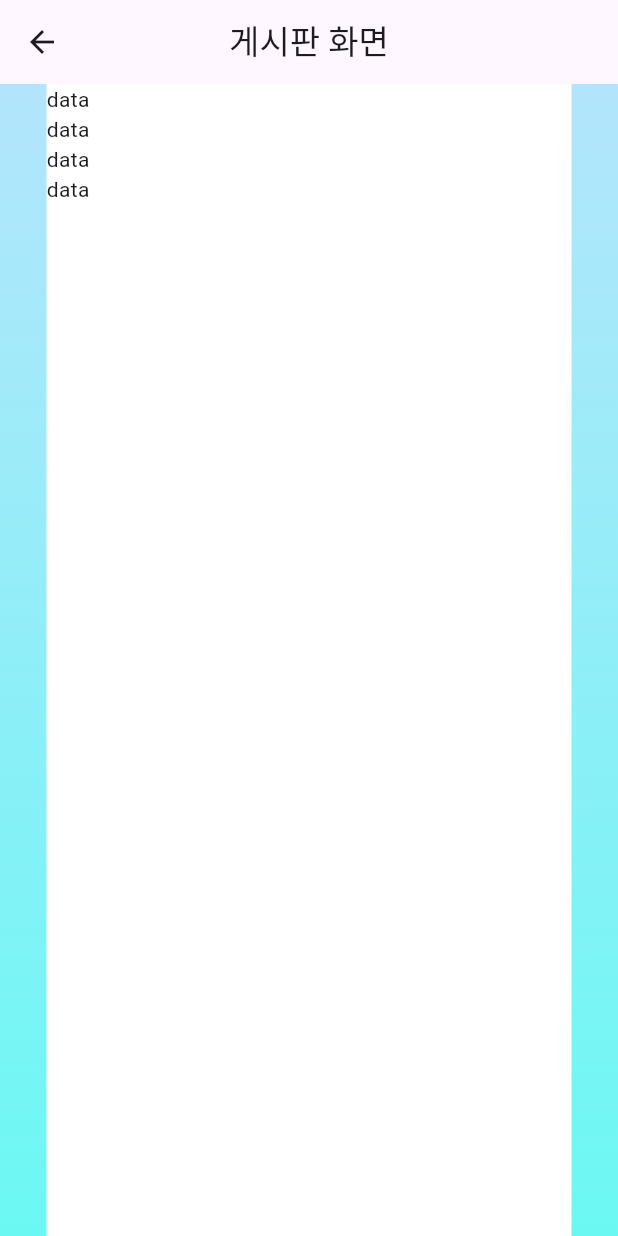
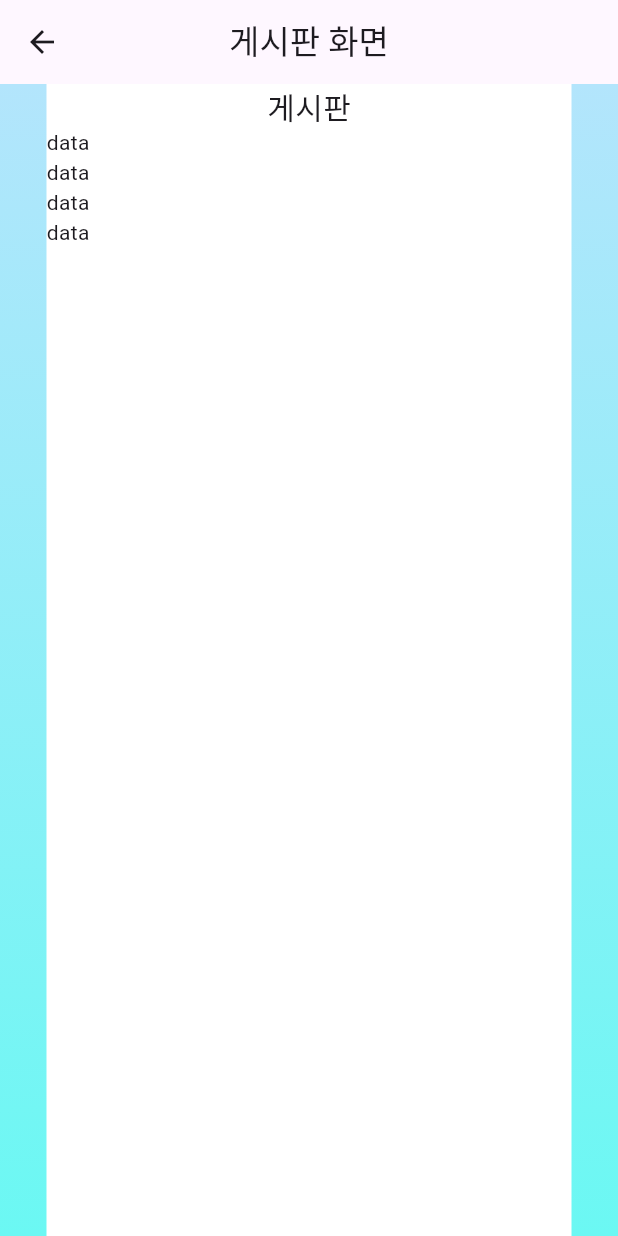
Before and after one commit to jdh4568/Together-Ride_app, a Flutter app: the PostPage screen opened directly, on a phone screen of 412 x 824 dp. Run offline on Flutter 3.47's test engine with Material 3 defaults, Android fonts, the phone set to English and light mode, and no system bars; our stand-ins replace cloud_firestore, firebase_auth, firebase_core; accounts and stored records are empty.

Commit message:
게시판 이름 붙이기

```diff
--- a/togeter_ride/lib/screens/post_Page.dart
+++ b/togeter_ride/lib/screens/post_Page.dart
@@ -10,25 +10,23 @@ class PostPage extends StatelessWidget {
       appBar: AppBar(title: Text("게시판 화면"), centerTitle: true),
       body: Container(
         decoration: BoxDecoration(
-          gradient: LinearGradient(
-            begin: Alignment.topCenter,
-            end: Alignment.bottomCenter,
-            colors: [
-              Color(0xffB3E5FC),
-              Color(0xff6BF8F3),
-            ],
-          ),
+          gradient: LinearGradient(begin: Alignment.topCenter, end: Alignment.bottomCenter, colors: [Color(0xffB3E5FC), Color(0xff6BF8F3)]),
         ),
         child: Center(
-          child: Container(height: double.infinity, width: 350, color: Colors.white,
+          child: Container(
+            height: double.infinity,
+            width: 350,
+            color: Colors.white,
             child: ListView(
               children: [
+                Center(child: Text("게시판", style: TextStyle(fontSize: 20))),
                 Text("data"),
                 Text("data"),
                 Text("data"),
                 Text("data"),
               ],
-          ),),
+            ),
+          ),
         ),
       ),
     );
```
Lines whose indentation alone changed are shown as unchanged.
